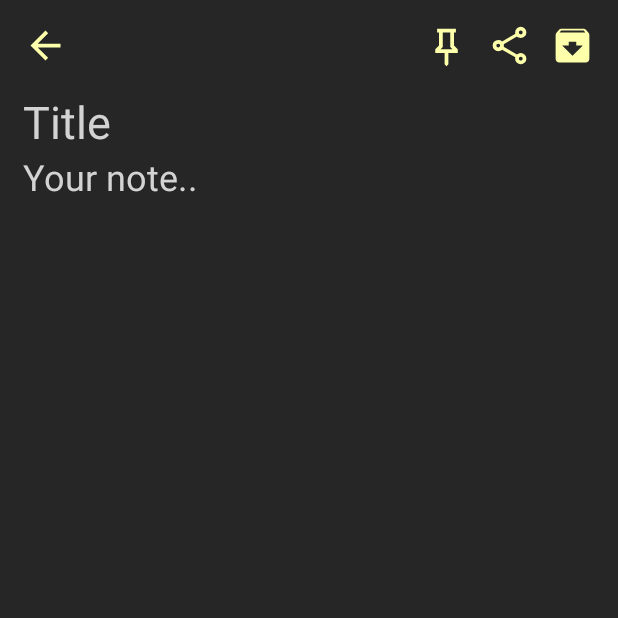
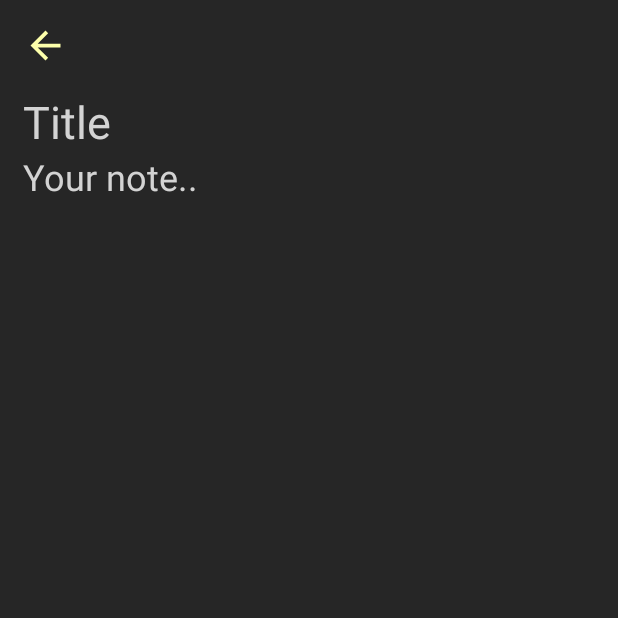
Before and after one commit to anchanareghu/NotesApp-Java, an Android app built with Jetpack Compose: the screen it shows after launch (NewNoteActivity), after a tap on an icon or button, on a phone screen of 412 x 824 dp, the top half of it. Run offline under Robolectric (Android 15) with nearby library versions, the light colour scheme and no system bars.

Commit message:
push files to git

```diff
--- a/app/src/main/java/com/example/notes/AddImageOnClick.java
+++ /dev/null
@@ -1,32 +0,0 @@
-package com.example.notes;
-
-import android.content.Context;
-import android.content.Intent;
-
-import static android.content.Intent.ACTION_PICK_ACTIVITY;
-
-import static androidx.core.app.ActivityCompat.startActivityForResult;
-
-
-import android.app.Activity;
-import android.content.Intent;
-import android.provider.MediaStore;
-import android.view.View;
-
-public class AddImageOnClick implements View.OnClickListener {
-    Activity activity;
-
-    public AddImageOnClick(Activity activity) {
-        this.activity = activity;
-    }
-
-    @Override
-    public void onClick(View add_image_view) {
-
-        Intent intent = new Intent(ACTION_PICK_ACTIVITY, MediaStore.Images.Media.EXTERNAL_CONTENT_URI);
-        startActivityForResult(activity, Intent.createChooser(intent, "Add Image"), 1, null);
-
-    }
-
-
-}
--- a/app/src/main/java/com/example/notes/MainActivity.java
+++ b/app/src/main/java/com/example/notes/MainActivity.java
@@ -37,13 +37,14 @@ public class MainActivity extends Activity {
         setContentView(R.layout.activity_main);
 
         View add_note = findViewById(R.id.add_button);
-        View add_image = findViewById(R.id.add_image);
         RecyclerView recyclerView = (RecyclerView) findViewById(R.id.recycler_view);
         adapter = new RecyclerViewAdapter(notesList, this);
         recyclerView.setAdapter(adapter);
 
         StaggeredGridLayoutManager layoutManager = new StaggeredGridLayoutManager(2, StaggeredGridLayoutManager.VERTICAL);
         recyclerView.setLayoutManager(layoutManager);
+
+
 
         add_note.setOnClickListener(new View.OnClickListener() {
             @Override
@@ -53,8 +54,7 @@ public class MainActivity extends Activity {
             }
         });
 
-        AddImageOnClick addImageOnClick = new AddImageOnClick(new NewImageNoteActivity());
-        add_image.setOnClickListener(addImageOnClick);
+
 
         SearchView searchView = (SearchView) findViewById(R.id.search_notes);
         searchView.setOnQueryTextListener(new SearchView.OnQueryTextListener() {
--- a/app/src/main/res/drawable/baseline_archive_24.xml
+++ /dev/null
@@ -1,10 +0,0 @@
-<vector xmlns:android="http://schemas.android.com/apk/res/android"
-    android:width="30dp"
-    android:height="30dp"
-    android:tint="@color/lemon"
-    android:viewportWidth="24"
-    android:viewportHeight="24">
-    <path
-        android:fillColor="@color/white"
-        android:pathData="M20.54,5.23l-1.39,-1.68C18.88,3.21 18.47,3 18,3H6c-0.47,0 -0.88,0.21 -1.16,0.55L3.46,5.23C3.17,5.57 3,6.02 3,6.5V19c0,1.1 0.9,2 2,2h14c1.1,0 2,-0.9 2,-2V6.5c0,-0.48 -0.17,-0.93 -0.46,-1.27zM12,17.5L6.5,12H10v-2h4v2h3.5L12,17.5zM5.12,5l0.81,-1h12l0.94,1H5.12z" />
-</vector>
--- a/app/src/main/res/drawable/ic_image_icon.xml
+++ /dev/null
@@ -1,5 +0,0 @@
-<vector android:height="30dp" android:tint="@color/sage"
-    android:viewportHeight="24" android:viewportWidth="24"
-    android:width="30dp" xmlns:android="http://schemas.android.com/apk/res/android">
-    <path android:fillColor="@android:color/white" android:pathData="M21,19V5c0,-1.1 -0.9,-2 -2,-2H5c-1.1,0 -2,0.9 -2,2v14c0,1.1 0.9,2 2,2h14c1.1,0 2,-0.9 2,-2zM8.5,13.5l2.5,3.01L14.5,12l4.5,6H5l3.5,-4.5z"/>
-</vector>
--- a/app/src/main/res/drawable/ic_search_icon.xml
+++ /dev/null
@@ -1,5 +0,0 @@
-<vector android:height="24dp" android:tint="#000000"
-    android:viewportHeight="24" android:viewportWidth="24"
-    android:width="24dp" xmlns:android="http://schemas.android.com/apk/res/android">
-    <path android:fillColor="@android:color/white" android:pathData="M15.5,14h-0.79l-0.28,-0.27C15.41,12.59 16,11.11 16,9.5 16,5.91 13.09,3 9.5,3S3,5.91 3,9.5 5.91,16 9.5,16c1.61,0 3.09,-0.59 4.23,-1.57l0.27,0.28v0.79l5,4.99L20.49,19l-4.99,-5zM9.5,14C7.01,14 5,11.99 5,9.5S7.01,5 9.5,5 14,7.01 14,9.5 11.99,14 9.5,14z"/>
-</vector>
--- a/app/src/main/res/drawable/pin_icon.xml
+++ /dev/null
@@ -1,10 +0,0 @@
-<vector xmlns:android="http://schemas.android.com/apk/res/android"
-    android:width="30dp"
-    android:height="30dp"
-    android:tint="@color/lemon"
-    android:viewportWidth="960"
-    android:viewportHeight="960">
-    <path
-        android:fillColor="@android:color/white"
-        android:pathData="M640,480L720,560L720,640L520,640L520,880L480,920L440,880L440,640L240,640L240,560L320,480L320,200L280,200L280,120L680,120L680,200L640,200L640,480ZM354,560L606,560L560,514L560,200L400,200L400,514L354,560ZM480,560L480,560L480,560L480,560L480,560L480,560L480,560Z" />
-</vector>
--- a/app/src/main/res/drawable/share_icon.xml
+++ /dev/null
@@ -1,10 +0,0 @@
-<vector xmlns:android="http://schemas.android.com/apk/res/android"
-    android:width="30dp"
-    android:height="30dp"
-    android:tint="@color/lemon"
-    android:viewportWidth="960"
-    android:viewportHeight="960">
-    <path
-        android:fillColor="@android:color/white"
-        android:pathData="M720,880Q670,880 635,845Q600,810 600,760Q600,753 601,745.5Q602,738 604,732L322,568Q305,583 284,591.5Q263,600 240,600Q190,600 155,565Q120,530 120,480Q120,430 155,395Q190,360 240,360Q263,360 284,368.5Q305,377 322,392L604,228Q602,222 601,214.5Q600,207 600,200Q600,150 635,115Q670,80 720,80Q770,80 805,115Q840,150 840,200Q840,250 805,285Q770,320 720,320Q697,320 676,311.5Q655,303 638,288L356,452Q358,458 359,465.5Q360,473 360,480Q360,487 359,494.5Q358,502 356,508L638,672Q655,657 676,648.5Q697,640 720,640Q770,640 805,675Q840,710 840,760Q840,810 805,845Q770,880 720,880ZM720,240Q737,240 748.5,228.5Q760,217 760,200Q760,183 748.5,171.5Q737,160 720,160Q703,160 691.5,171.5Q680,183 680,200Q680,217 691.5,228.5Q703,240 720,240ZM240,520Q257,520 268.5,508.5Q280,497 280,480Q280,463 268.5,451.5Q257,440 240,440Q223,440 211.5,451.5Q200,463 200,480Q200,497 211.5,508.5Q223,520 240,520ZM720,800Q737,800 748.5,788.5Q760,777 760,760Q760,743 748.5,731.5Q737,720 720,720Q703,720 691.5,731.5Q680,743 680,760Q680,777 691.5,788.5Q703,800 720,800ZM720,200Q720,200 720,200Q720,200 720,200Q720,200 720,200Q720,200 720,200Q720,200 720,200Q720,200 720,200Q720,200 720,200Q720,200 720,200ZM240,480Q240,480 240,480Q240,480 240,480Q240,480 240,480Q240,480 240,480Q240,480 240,480Q240,480 240,480Q240,480 240,480Q240,480 240,480ZM720,760Q720,760 720,760Q720,760 720,760Q720,760 720,760Q720,760 720,760Q720,760 720,760Q720,760 720,760Q720,760 720,760Q720,760 720,760Z" />
-</vector>
--- a/app/src/main/res/layout/layout_notes.xml
+++ b/app/src/main/res/layout/layout_notes.xml
@@ -13,35 +13,13 @@
         android:layout_height="wrap_content"
         android:src="@drawable/baseline_arrow_back_24" />
 
-    <ImageView
-        android:id="@+id/pin"
-        android:layout_width="wrap_content"
-        android:layout_height="wrap_content"
-        android:layout_marginEnd="12dp"
-        android:layout_toStartOf="@+id/share"
-        android:src="@drawable/pin_icon" />
-
-    <ImageView
-        android:id="@+id/share"
-        android:layout_width="wrap_content"
-        android:layout_height="wrap_content"
-        android:layout_marginEnd="12dp"
-        android:layout_toStartOf="@+id/archive"
-        android:src="@drawable/share_icon" />
-
-    <ImageView
-        android:id="@+id/archive"
-        android:layout_width="wrap_content"
-        android:layout_height="wrap_content"
-        android:layout_alignParentEnd="true"
-        android:src="@drawable/baseline_archive_24" />
 
 
     <EditText
         android:id="@+id/title"
         android:layout_width="match_parent"
         android:layout_height="wrap_content"
-        android:layout_below="@+id/archive"
+        android:layout_below="@+id/back"
         android:layout_marginTop="15dp"
         android:background="@null"
         android:hint="Title"
```
Also changed, not shown: app/src/main/java/com/example/notes/NewImageNoteActivity.java (deleted, +0 -37 lines), app/src/main/java/com/example/notes/SetImageRunnable.java (deleted, +0 -21 lines), app/src/main/res/drawable/checkbox_icon.xml (deleted, +0 -10 lines), app/src/main/res/drawable/draw_icon.xml (deleted, +0 -10 lines), app/src/main/res/layout/activity_main.xml (+2 -34 lines), app/src/main/res/layout/layout_add_canvas.xml (deleted, +0 -10 lines), app/src/main/res/layout/layout_add_image.xml (deleted, +0 -14 lines), app/src/main/res/layout/layout_listitems.xml (deleted, +0 -65 lines), app/src/main/res/layout/layout_notes_details.xml (+1 -23 lines), app/src/main/res/drawable/screenshot01.PNG, app/src/main/res/drawable/screenshot02.png, app/src/main/res/drawable/screenshot03.png.
